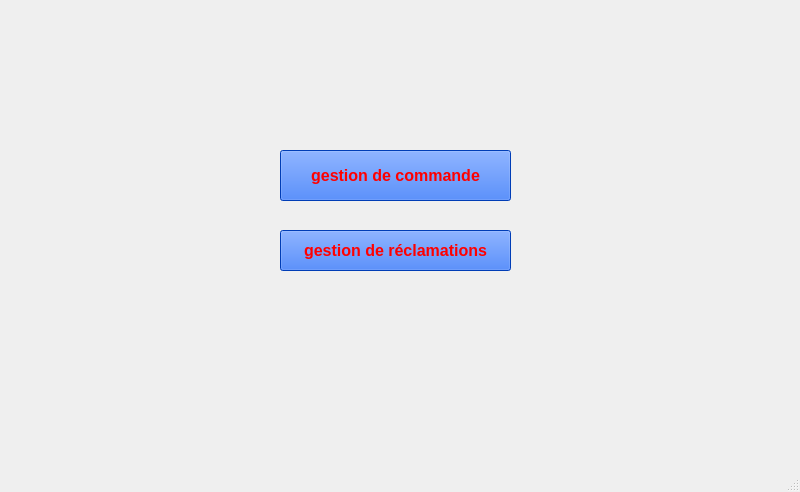
The window that mainwindow.ui (mehdiazzaz/Dhouse) describes before a commit, drawn with Qt 5.
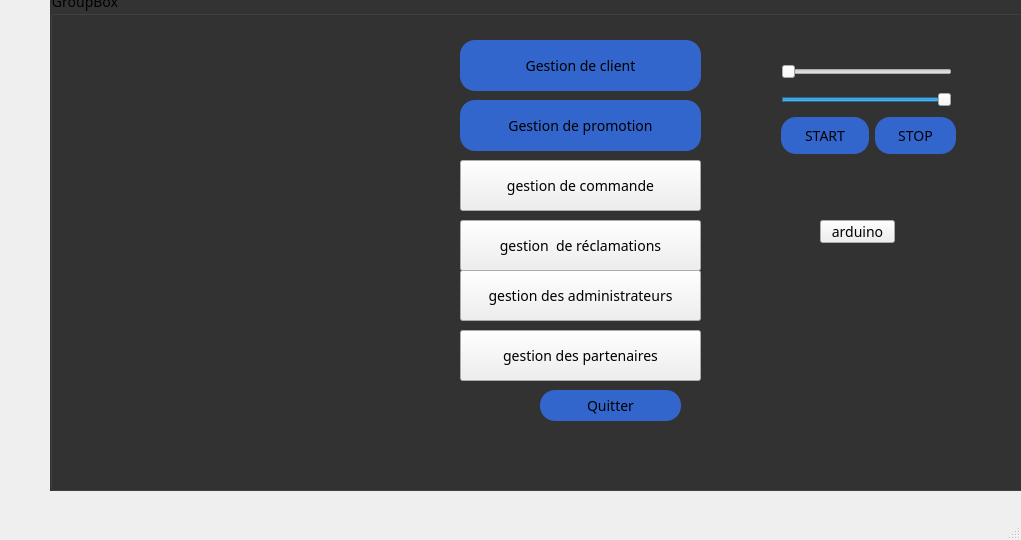
The same window after the commit. Icons and pictures are not drawn.

The edit to the form file:
```diff
--- a/mainwindow.ui
+++ b/mainwindow.ui
@@ -6,66 +6,257 @@
    <rect>
     <x>0</x>
     <y>0</y>
-    <width>800</width>
-    <height>492</height>
+    <width>1021</width>
+    <height>540</height>
    </rect>
   </property>
   <property name="windowTitle">
    <string>MainWindow</string>
   </property>
-  <property name="styleSheet">
-   <string notr="true"/>
+  <property name="windowIcon">
+   <iconset resource="resource.qrc">
+    <normaloff>:/dhouse.png</normaloff>:/dhouse.png</iconset>
   </property>
   <widget class="QWidget" name="centralwidget">
-   <widget class="QPushButton" name="pushButton">
+   <widget class="QGroupBox" name="groupBox">
     <property name="geometry">
      <rect>
-      <x>280</x>
-      <y>150</y>
-      <width>231</width>
-      <height>51</height>
+      <x>50</x>
+      <y>-10</y>
+      <width>1031</width>
+      <height>501</height>
      </rect>
     </property>
-    <property name="font">
-     <font>
-      <pointsize>12</pointsize>
-      <weight>75</weight>
-      <bold>true</bold>
-     </font>
-    </property>
     <property name="styleSheet">
-     <string notr="true">background-color: rgb(0, 170, 0);
-background-color: rgb(0, 85, 255);
-color: rgb(255, 0, 0);</string>
+     <string notr="true">
+*{
+font-family:century gothic;
+font-size:14px;
+
+}
+QGroupBox
+{
+background:#333;
+background-image:url(:/selem2.jpg);
+}
+#pushButton
+{
+background:#3366cc;
+border-radius:15px;
+}
+#pushButton:hover
+{
+color:#333;
+border-radius:15px;
+background:white;
+}
+#pushButton_2
+{
+background:#3366cc;
+border-radius:15px;
+}
+#pushButton_2:hover
+{
+color:#333;
+border-radius:15px;
+background:white;
+}
+#pushButton_exit
+{
+background:#3366cc;
+border-radius:15px;
+}
+#pushButton_exit:hover
+{
+color:#333;
+border-radius:15px;
+background:white;
+}
+#pushButton_4
+{
+background:#3366cc;
+border-radius:15px;
+}
+#pushButton_4:hover
+{
+color:#333;
+border-radius:15px;
+background:white;
+}
+#pushButton_5
+{
+background:#3366cc;
+border-radius:15px;
+}
+#pushButton_5:hover
+{
+color:#333;
+border-radius:15px;
+background:white;
+}</string>
     </property>
-    <property name="text">
-     <string>gestion de commande</string>
+    <property name="title">
+     <string>GroupBox</string>
     </property>
-   </widget>
-   <widget class="QPushButton" name="pushButton_reclamation">
-    <property name="geometry">
-     <rect>
-      <x>280</x>
-      <y>230</y>
-      <width>231</width>
-      <height>41</height>
-     </rect>
-    </property>
-    <property name="font">
-     <font>
-      <pointsize>12</pointsize>
-      <weight>75</weight>
-      <bold>true</bold>
-     </font>
-    </property>
-    <property name="styleSheet">
-     <string notr="true">background-color: rgb(85, 170, 0);
-background-color: rgb(0, 85, 255);
-color: rgb(255, 0, 0);</string>
-    </property>
-    <property name="text">
-     <string>gestion de réclamations</string>
-    </property>
+    <widget class="QPushButton" name="pushButton">
+     <property name="geometry">
+      <rect>
+       <x>410</x>
+       <y>50</y>
+       <width>241</width>
+       <height>51</height>
+      </rect>
+     </property>
+     <property name="text">
+      <string>Gestion de client</string>
+     </property>
+    </widget>
+    <widget class="QPushButton" name="pushButton_2">
+     <property name="geometry">
+      <rect>
+       <x>410</x>
+       <y>110</y>
+       <width>241</width>
+       <height>51</height>
+      </rect>
+     </property>
+     <property name="text">
+      <string>Gestion de promotion</string>
+     </property>
+    </widget>
+    <widget class="QPushButton" name="pushButton_exit">
+     <property name="geometry">
+      <rect>
+       <x>490</x>
+       <y>400</y>
+       <width>141</width>
+       <height>31</height>
+      </rect>
+     </property>
+     <property name="text">
+      <string>Quitter</string>
+     </property>
+    </widget>
+    <widget class="QSlider" name="sliderprogress">
+     <property name="geometry">
+      <rect>
+       <x>731</x>
+       <y>71</y>
+       <width>171</width>
+       <height>22</height>
+      </rect>
+     </property>
+     <property name="orientation">
+      <enum>Qt::Horizontal</enum>
+     </property>
+    </widget>
+    <widget class="QSlider" name="slidervolume">
+     <property name="geometry">
+      <rect>
+       <x>731</x>
+       <y>99</y>
+       <width>171</width>
+       <height>22</height>
+      </rect>
+     </property>
+     <property name="value">
+      <number>99</number>
+     </property>
+     <property name="orientation">
+      <enum>Qt::Horizontal</enum>
+     </property>
+    </widget>
+    <widget class="QPushButton" name="pushButton_4">
+     <property name="geometry">
+      <rect>
+       <x>731</x>
+       <y>127</y>
+       <width>88</width>
+       <height>37</height>
+      </rect>
+     </property>
+     <property name="text">
+      <string>START</string>
+     </property>
+    </widget>
+    <widget class="QPushButton" name="pushButton_5">
+     <property name="geometry">
+      <rect>
+       <x>825</x>
+       <y>127</y>
+       <width>81</width>
+       <height>37</height>
+      </rect>
+     </property>
+     <property name="text">
+      <string>STOP</string>
+     </property>
+    </widget>
+    <widget class="QPushButton" name="pushButton_3">
+     <property name="geometry">
+      <rect>
+       <x>410</x>
+       <y>170</y>
+       <width>241</width>
+       <height>51</height>
+      </rect>
+     </property>
+     <property name="text">
+      <string>gestion de commande</string>
+     </property>
+    </widget>
+    <widget class="QPushButton" name="pushButton_6">
+     <property name="geometry">
+      <rect>
+       <x>410</x>
+       <y>230</y>
+       <width>241</width>
+       <height>51</height>
+      </rect>
+     </property>
+     <property name="text">
+      <string>gestion  de réclamations</string>
+     </property>
+    </widget>
+    <widget class="QPushButton" name="pushButton_7">
+     <property name="geometry">
+      <rect>
+       <x>410</x>
+       <y>280</y>
+       <width>241</width>
+       <height>51</height>
+      </rect>
+     </property>
+     <property name="text">
+      <string>gestion des administrateurs</string>
+     </property>
+    </widget>
+    <widget class="QPushButton" name="pushButton_8">
+     <property name="geometry">
+      <rect>
+       <x>410</x>
+       <y>340</y>
+       <width>241</width>
+       <height>51</height>
+      </rect>
+     </property>
+     <property name="text">
+      <string>gestion des partenaires</string>
+     </property>
+    </widget>
+    <widget class="QPushButton" name="pushButton_9">
+     <property name="geometry">
+      <rect>
+       <x>770</x>
+       <y>230</y>
+       <width>75</width>
+       <height>23</height>
+      </rect>
+     </property>
+     <property name="text">
+      <string>arduino</string>
+     </property>
+    </widget>
    </widget>
   </widget>
   <widget class="QMenuBar" name="menubar">
```
Left out of the diff: 8 changed lines with no effect on the pictures.
